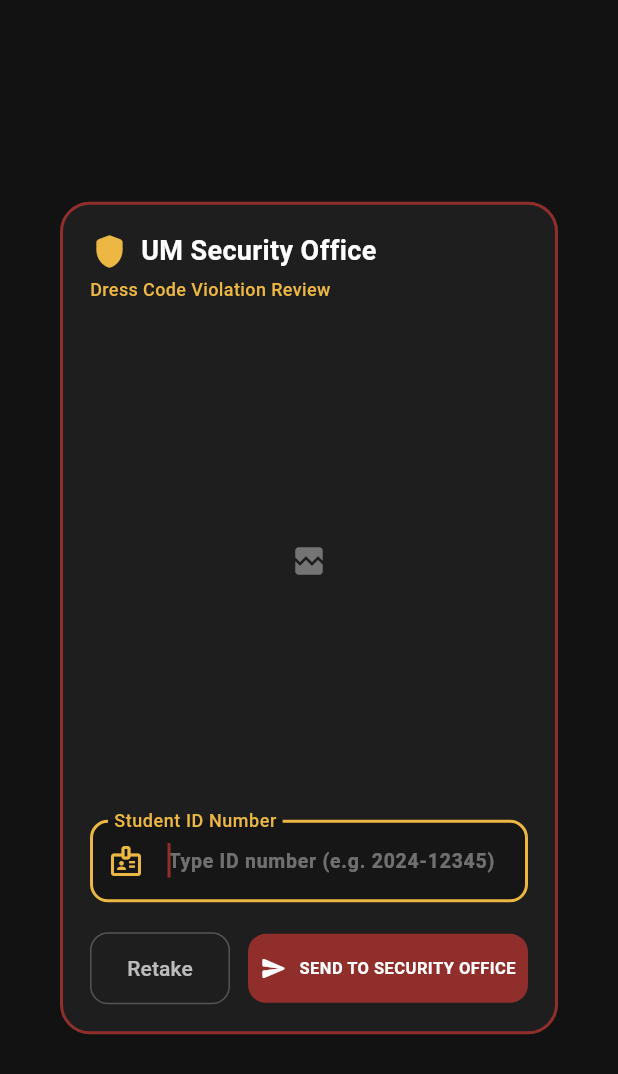
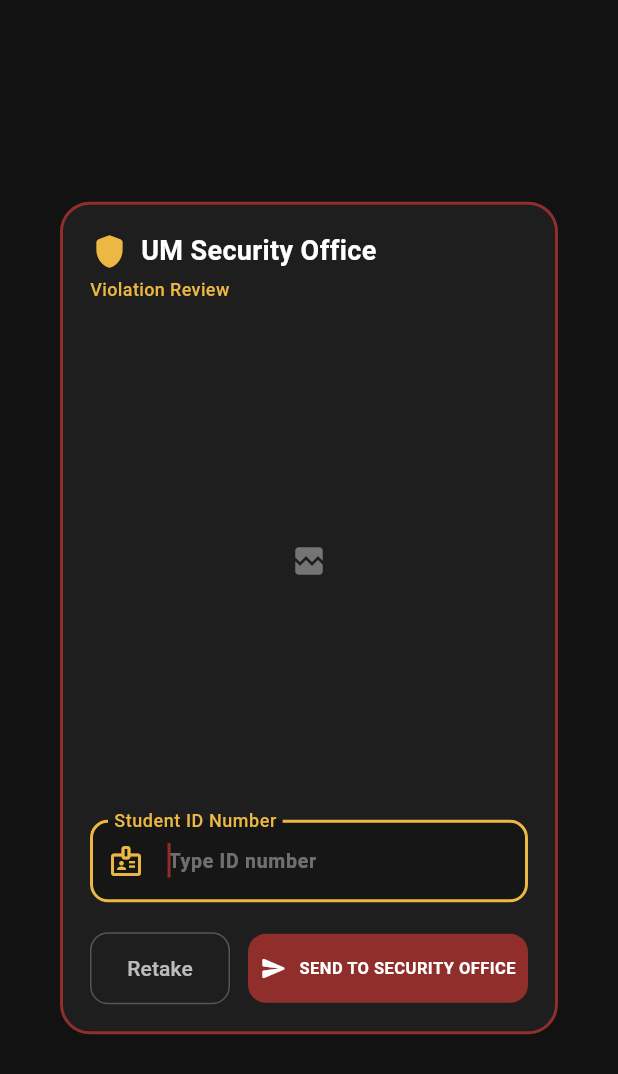
Before and after one commit to RonVergel/fluttertestproj, a Flutter app: the SendToSecurityDialog widget shown alone on an empty page, opened directly with empty values, on a phone screen of 412 x 824 dp. Shown: the top 1074 px of the screen. Run offline on Flutter 3.47's test engine with Material 3 defaults, Android fonts, the phone set to English and light mode, and no system bars; our stand-ins replace camera, device_preview, hive, hive_flutter; accounts and stored records are empty.

Commit message:
small fixes

```diff
--- a/lib/widgets/send_to_security_dialog.dart
+++ b/lib/widgets/send_to_security_dialog.dart
@@ -68,7 +68,7 @@ class _SendToSecurityDialogState extends State<SendToSecurityDialog> {
             ),
             const SizedBox(height: 4),
             const Text(
-              'Dress Code Violation Review',
+              'Violation Review',
               style: TextStyle(
                 color: SendToSecurityDialog.umYellow,
                 fontSize: 12,
@@ -105,7 +105,7 @@ class _SendToSecurityDialogState extends State<SendToSecurityDialog> {
                   color: SendToSecurityDialog.umYellow,
                   fontWeight: FontWeight.w500,
                 ),
-                hintText: 'Type ID number (e.g. 2024-12345)',
+                hintText: 'Type ID number',
                 hintStyle: const TextStyle(color: Colors.white38, fontSize: 13),
                 prefixIcon: const Icon(
                   Icons.badge_outlined,
```
